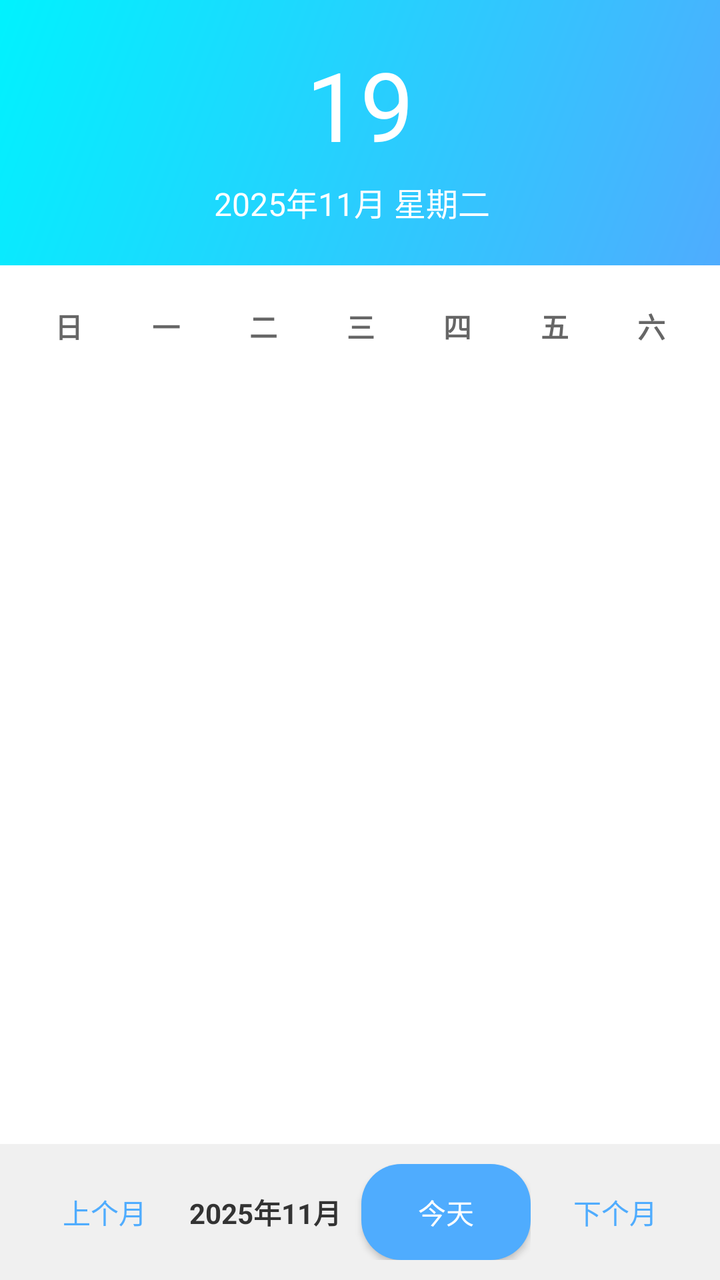
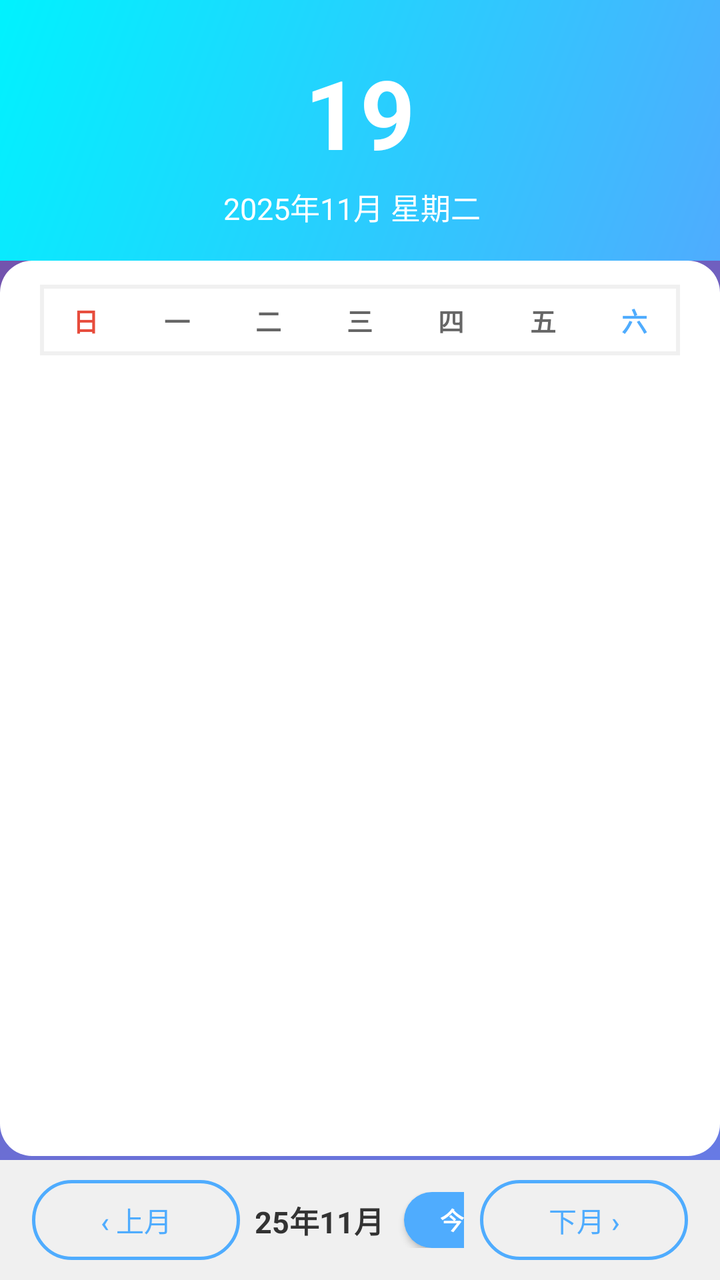

Before-and-after screenshots of an Android layout around one commit, followed by the original layout XML and the change that was made.
<!-- AndroidManifest.xml: application theme AppTheme -->
<!-- res/layout/activity_main.xml -->
<?xml version="1.0" encoding="utf-8"?>
<LinearLayout xmlns:android="http://schemas.android.com/apk/res/android"
    android:layout_width="match_parent"
    android:layout_height="match_parent"
    android:background="@drawable/gradient_background"
    android:orientation="vertical"
    android:padding="0dp">

    
    <LinearLayout
        android:layout_width="match_parent"
        android:layout_height="wrap_content"
        android:background="@drawable/header_gradient"
        android:orientation="vertical"
        android:padding="20dp">

        <TextView
            android:id="@+id/currentDay"
            android:layout_width="wrap_content"
            android:layout_height="wrap_content"
            android:layout_gravity="center"
            android:text="19"
            android:textColor="@color/white"
            android:textSize="48sp"
            android:textStyle="normal" />

        <LinearLayout
            android:layout_width="wrap_content"
            android:layout_height="wrap_content"
            android:layout_gravity="center"
            android:orientation="horizontal"
            android:layout_marginTop="5dp">

            <TextView
                android:id="@+id/currentDate"
                android:layout_width="wrap_content"
                android:layout_height="wrap_content"
                android:text="2025年11月 星期二"
                android:textColor="@color/white"
                android:textSize="16sp" />

            <TextView
                android:id="@+id/cityName"
                android:layout_width="wrap_content"
                android:layout_height="wrap_content"
                android:textSize="13sp"
                android:textColor="@color/white"
                android:clickable="true"
                android:focusable="true"
                android:background="?attr/selectableItemBackground"
                android:drawablePadding="4dp"
                android:layout_marginStart="8dp" />

        </LinearLayout>

    </LinearLayout>

    
    <LinearLayout
        android:layout_width="match_parent"
        android:layout_height="0dp"
        android:layout_weight="1"
        android:background="@android:color/white"
        android:orientation="vertical"
        android:padding="10dp">

        
        <GridLayout
            android:layout_width="match_parent"
            android:layout_height="wrap_content"
            android:columnCount="7"
            android:rowCount="1">

            <TextView
                android:layout_width="0dp"
                android:layout_height="wrap_content"
                android:layout_columnWeight="1"
                android:gravity="center"
                android:padding="10dp"
                android:text="日"
                android:textColor="@color/gray"
                android:textStyle="bold"
                android:textSize="14sp" />

            <TextView
                android:layout_width="0dp"
                android:layout_height="wrap_content"
                android:layout_columnWeight="1"
                android:gravity="center"
                android:padding="10dp"
                android:text="一"
                android:textColor="@color/gray"
                android:textStyle="bold"
                android:textSize="14sp" />

            <TextView
                android:layout_width="0dp"
                android:layout_height="wrap_content"
                android:layout_columnWeight="1"
                android:gravity="center"
                android:padding="10dp"
                android:text="二"
                android:textColor="@color/gray"
                android:textStyle="bold"
                android:textSize="14sp" />

            <TextView
                android:layout_width="0dp"
                android:layout_height="wrap_content"
                android:layout_columnWeight="1"
                android:gravity="center"
                android:padding="10dp"
                android:text="三"
                android:textColor="@color/gray"
                android:textStyle="bold"
                android:textSize="14sp" />

            <TextView
                android:layout_width="0dp"
                android:layout_height="wrap_content"
                android:layout_columnWeight="1"
                android:gravity="center"
                android:padding="10dp"
                android:text="四"
                android:textColor="@color/gray"
                android:textStyle="bold"
                android:textSize="14sp" />

            <TextView
                android:layout_width="0dp"
                android:layout_height="wrap_content"
                android:layout_columnWeight="1"
                android:gravity="center"
                android:padding="10dp"
                android:text="五"
                android:textColor="@color/gray"
                android:textStyle="bold"
                android:textSize="14sp" />

            <TextView
                android:layout_width="0dp"
                android:layout_height="wrap_content"
                android:layout_columnWeight="1"
                android:gravity="center"
                android:padding="10dp"
                android:text="六"
                android:textColor="@color/gray"
                android:textStyle="bold"
                android:textSize="14sp" />

        </GridLayout>

        
        <GridLayout
            android:id="@+id/calendarGrid"
            android:layout_width="match_parent"
            android:layout_height="0dp"
            android:layout_weight="1"
            android:layout_marginTop="5dp"
            android:columnCount="7"
            android:rowCount="6" />

    </LinearLayout>

    
    <LinearLayout
        android:layout_width="match_parent"
        android:layout_height="wrap_content"
        android:background="@color/light_gray"
        android:orientation="horizontal"
        android:padding="10dp">

        <Button
            android:id="@+id/prevMonthBtn"
            android:layout_width="wrap_content"
            android:layout_height="wrap_content"
            android:layout_weight="1"
            android:background="@drawable/nav_button"
            android:text="@string/prev_month"
            android:textColor="@color/colorPrimary" />

        <LinearLayout
            android:layout_width="wrap_content"
            android:layout_height="wrap_content"
            android:layout_weight="1"
            android:gravity="center"
            android:orientation="horizontal">

            <TextView
                android:id="@+id/displayMonth"
                android:layout_width="wrap_content"
                android:layout_height="wrap_content"
                android:text="2025年11月"
                android:textColor="@color/dark_gray"
                android:textStyle="bold"
                android:textSize="14sp" />

            <Button
                android:id="@+id/todayBtn"
                android:layout_width="wrap_content"
                android:layout_height="wrap_content"
                android:layout_marginStart="10dp"
                android:background="@drawable/today_button"
                android:text="@string/today"
                android:textColor="@color/white" />

        </LinearLayout>

        <Button
            android:id="@+id/nextMonthBtn"
            android:layout_width="wrap_content"
            android:layout_height="wrap_content"
            android:layout_weight="1"
            android:background="@drawable/nav_button"
            android:text="@string/next_month"
            android:textColor="@color/colorPrimary" />

    </LinearLayout>

</LinearLayout>
<!-- resources referenced by this layout -->
<resources>
  <color name="colorPrimary">#4facfe</color>
  <color name="dark_gray">#333333</color>
  <color name="gray">#666666</color>
  <color name="light_gray">#f0f0f0</color>
  <color name="white">#FFFFFF</color>
  <!-- drawable gradient_background (drawable) -->
  <?xml version="1.0" encoding="utf-8"?>
  <shape xmlns:android="http://schemas.android.com/apk/res/android">
      <gradient
          android:startColor="#667eea"
          android:endColor="#764ba2"
          android:angle="135" />
  </shape>
  <!-- drawable header_gradient (drawable) -->
  <?xml version="1.0" encoding="utf-8"?>
  <shape xmlns:android="http://schemas.android.com/apk/res/android">
      <gradient
          android:startColor="#4facfe"
          android:endColor="#00f2fe"
          android:angle="135" />
  </shape>
  <!-- drawable nav_button (drawable) -->
  <?xml version="1.0" encoding="utf-8"?>
  <selector xmlns:android="http://schemas.android.com/apk/res/android">
      <item android:state_pressed="true">
          <shape android:shape="rectangle">
              <solid android:color="#4facfe" />
              <corners android:radius="20dp" />
          </shape>
      </item>
      <item>
          <shape android:shape="rectangle">
              <solid android:color="@android:color/transparent" />
              <corners android:radius="20dp" />
          </shape>
      </item>
  </selector>
  <!-- drawable today_button (drawable) -->
  <?xml version="1.0" encoding="utf-8"?>
  <selector xmlns:android="http://schemas.android.com/apk/res/android">
      <item android:state_pressed="true">
          <shape android:shape="rectangle">
              <solid android:color="#3a9de8" />
              <corners android:radius="20dp" />
          </shape>
      </item>
      <item>
          <shape android:shape="rectangle">
              <solid android:color="#4facfe" />
              <corners android:radius="20dp" />
          </shape>
      </item>
  </selector>
  <string name="next_month">下个月</string>
  <string name="prev_month">上个月</string>
  <string name="today">今天</string>
  <style name="AppTheme" parent="Theme.AppCompat.Light.DarkActionBar">
          
          <item name="colorPrimary">@color/colorPrimary</item>
          <item name="colorPrimaryDark">@color/colorPrimaryDark</item>
          <item name="colorAccent">@color/colorAccent</item>
      </style>
  <color name="colorPrimaryDark">#3a9de8</color>
  <color name="colorAccent">#00f2fe</color>
</resources>

<!-- the commit's change to res/layout/activity_main.xml (unified diff, before → after) -->
@@ -12,24 +12,28 @@
         android:layout_height="wrap_content"
         android:background="@drawable/header_gradient"
         android:orientation="vertical"
-        android:padding="20dp">
+        android:paddingTop="24dp"
+        android:paddingBottom="16dp"
+        android:paddingLeft="20dp"
+        android:paddingRight="20dp">
 
         <TextView
             android:id="@+id/currentDay"
             android:layout_width="wrap_content"
             android:layout_height="wrap_content"
             android:layout_gravity="center"
+            android:fontFeatureSettings="tnum"
             android:text="19"
             android:textColor="@color/white"
             android:textSize="48sp"
-            android:textStyle="normal" />
+            android:textStyle="bold" />
 
         <LinearLayout
             android:layout_width="wrap_content"
             android:layout_height="wrap_content"
             android:layout_gravity="center"
             android:orientation="horizontal"
-            android:layout_marginTop="5dp">
+            android:layout_marginTop="4dp">
 
             <TextView
                 android:id="@+id/currentDate"
@@ -37,7 +41,7 @@
                 android:layout_height="wrap_content"
                 android:text="2025年11月 星期二"
                 android:textColor="@color/white"
-                android:textSize="16sp" />
+                android:textSize="15sp" />
 
             <TextView
                 android:id="@+id/cityName"
@@ -60,105 +64,110 @@
         android:layout_width="match_parent"
         android:layout_height="0dp"
         android:layout_weight="1"
-        android:background="@android:color/white"
-        android:orientation="vertical"
-        android:padding="10dp">
-
-        
-        <GridLayout
+        android:paddingHorizontal="12dp"
+        android:paddingTop="12dp"
+        android:paddingBottom="8dp"
+        android:background="@drawable/card_bg">
+
+        <LinearLayout
             android:layout_width="match_parent"
-            android:layout_height="wrap_content"
-            android:columnCount="7"
-            android:rowCount="1">
-
-            <TextView
-                android:layout_width="0dp"
-                android:layout_height="wrap_content"
-                android:layout_columnWeight="1"
-                android:gravity="center"
-                android:padding="10dp"
-                android:text="日"
-                android:textColor="@color/gray"
-                android:textStyle="bold"
-                android:textSize="14sp" />
-
-            <TextView
-                android:layout_width="0dp"
-                android:layout_height="wrap_content"
-                android:layout_columnWeight="1"
-                android:gravity="center"
-                android:padding="10dp"
-                android:text="一"
-                android:textColor="@color/gray"
-                android:textStyle="bold"
-                android:textSize="14sp" />
-
-            <TextView
-                android:layout_width="0dp"
-                android:layout_height="wrap_content"
-                android:layout_columnWeight="1"
-                android:gravity="center"
-                android:padding="10dp"
-                android:text="二"
-                android:textColor="@color/gray"
-                android:textStyle="bold"
-                android:textSize="14sp" />
-
-            <TextView
-                android:layout_width="0dp"
-                android:layout_height="wrap_content"
-                android:layout_columnWeight="1"
-                android:gravity="center"
-                android:padding="10dp"
-                android:text="三"
-                android:textColor="@color/gray"
-                android:textStyle="bold"
-                android:textSize="14sp" />
-
-            <TextView
-                android:layout_width="0dp"
-                android:layout_height="wrap_content"
-                android:layout_columnWeight="1"
-                android:gravity="center"
-                android:padding="10dp"
-                android:text="四"
-                android:textColor="@color/gray"
-                android:textStyle="bold"
-                android:textSize="14sp" />
-
-            <TextView
-                android:layout_width="0dp"
-                android:layout_height="wrap_content"
-                android:layout_columnWeight="1"
-                android:gravity="center"
-                android:padding="10dp"
-                android:text="五"
-                android:textColor="@color/gray"
-                android:textStyle="bold"
-                android:textSize="14sp" />
-
-            <TextView
-                android:layout_width="0dp"
-                android:layout_height="wrap_content"
-                android:layout_columnWeight="1"
-                android:gravity="center"
-                android:padding="10dp"
-                android:text="六"
-                android:textColor="@color/gray"
-                android:textStyle="bold"
-                android:textSize="14sp" />
-
-        </GridLayout>
-
-        
-        <GridLayout
-            android:id="@+id/calendarGrid"
-            android:layout_width="match_parent"
-            android:layout_height="0dp"
-            android:layout_weight="1"
-            android:layout_marginTop="5dp"
-            android:columnCount="7"
-            android:rowCount="6" />
+            android:layout_height="match_parent"
+            android:background="@android:color/white"
+            android:orientation="vertical"
+            android:paddingHorizontal="8dp">
+
+            
+            <GridLayout
+                android:layout_width="match_parent"
+                android:layout_height="wrap_content"
+                android:columnCount="7"
+                android:rowCount="1"
+                android:paddingVertical="8dp"
+                android:background="@drawable/border_bottom">
+
+                <TextView
+                    android:layout_width="0dp"
+                    android:layout_height="wrap_content"
+                    android:layout_columnWeight="1"
+                    android:gravity="center"
+                    android:text="日"
+                    android:textColor="#e74c3c"
+                    android:textStyle="bold"
+                    android:textSize="13sp" />
+
+                <TextView
+                    android:layout_width="0dp"
+                    android:layout_height="wrap_content"
+                    android:layout_columnWeight="1"
+                    android:gravity="center"
+                    android:text="一"
+                    android:textColor="@color/gray"
+                    android:textStyle="bold"
+                    android:textSize="13sp" />
+
+                <TextView
+                    android:layout_width="0dp"
+                    android:layout_height="wrap_content"
+                    android:layout_columnWeight="1"
+                    android:gravity="center"
+                    android:text="二"
+                    android:textColor="@color/gray"
+                    android:textStyle="bold"
+                    android:textSize="13sp" />
+
+                <TextView
+                    android:layout_width="0dp"
+                    android:layout_height="wrap_content"
+                    android:layout_columnWeight="1"
+                    android:gravity="center"
+                    android:text="三"
+                    android:textColor="@color/gray"
+                    android:textStyle="bold"
+                    android:textSize="13sp" />
+
+                <TextView
+                    android:layout_width="0dp"
+                    android:layout_height="wrap_content"
+                    android:layout_columnWeight="1"
+                    android:gravity="center"
+                    android:text="四"
+                    android:textColor="@color/gray"
+                    android:textStyle="bold"
+                    android:textSize="13sp" />
+
+                <TextView
+                    android:layout_width="0dp"
+                    android:layout_height="wrap_content"
+                    android:layout_columnWeight="1"
+                    android:gravity="center"
+                    android:text="五"
+                    android:textColor="@color/gray"
+                    android:textStyle="bold"
+                    android:textSize="13sp" />
+
+                <TextView
+                    android:layout_width="0dp"
+                    android:layout_height="wrap_content"
+                    android:layout_columnWeight="1"
+                    android:gravity="center"
+                    android:text="六"
+                    android:textColor="#4facfe"
+                    android:textStyle="bold"
+                    android:textSize="13sp" />
+
+            </GridLayout>
+
+            
+            <GridLayout
+                android:id="@+id/calendarGrid"
+                android:layout_width="match_parent"
+                android:layout_height="0dp"
+                android:layout_weight="1"
+                android:layout_marginTop="4dp"
+                android:columnCount="7"
+                android:rowCount="6" />
+
+        </LinearLayout>
 
     </LinearLayout>
 
@@ -168,19 +177,24 @@
         android:layout_height="wrap_content"
         android:background="@color/light_gray"
         android:orientation="horizontal"
-        android:padding="10dp">
+        android:paddingVertical="10dp"
+        android:paddingHorizontal="16dp"
+        android:gravity="center_vertical">
 
         <Button
             android:id="@+id/prevMonthBtn"
-            android:layout_width="wrap_content"
-            android:layout_height="wrap_content"
+            android:layout_width="0dp"
+            android:layout_height="40dp"
             android:layout_weight="1"
+            android:layout_marginEnd="8dp"
             android:background="@drawable/nav_button"
-            android:text="@string/prev_month"
-            android:textColor="@color/colorPrimary" />
+            android:text="‹ 上月"
+            android:textColor="@color/colorPrimary"
+            android:textSize="14sp"
+            android:gravity="center" />
 
         <LinearLayout
-            android:layout_width="wrap_content"
+            android:layout_width="0dp"
             android:layout_height="wrap_content"
             android:layout_weight="1"
             android:gravity="center"
@@ -193,27 +207,34 @@
                 android:text="2025年11月"
                 android:textColor="@color/dark_gray"
                 android:textStyle="bold"
-                android:textSize="14sp" />
+                android:textSize="15sp" />
 
             <Button
                 android:id="@+id/todayBtn"
-                android:layout_width="wrap_content"
-                android:layout_height="wrap_content"
+                android:layout_width="48dp"
+                android:layout_height="28dp"
                 android:layout_marginStart="10dp"
                 android:background="@drawable/today_button"
-                android:text="@string/today"
-                android:textColor="@color/white" />
+                android:text="今"
+                android:textColor="@color/white"
+                android:textSize="12sp"
+                android:textStyle="bold"
+                android:gravity="center"
+                android:padding="0dp" />
 
         </LinearLayout>
 
         <Button
             android:id="@+id/nextMonthBtn"
-            android:layout_width="wrap_content"
-            android:layout_height="wrap_content"
+            android:layout_width="0dp"
+            android:layout_height="40dp"
             android:layout_weight="1"
+            android:layout_marginStart="8dp"
             android:background="@drawable/nav_button"
-            android:text="@string/next_month"
-            android:textColor="@color/colorPrimary" />
+            android:text="下月 ›"
+            android:textColor="@color/colorPrimary"
+            android:textSize="14sp"
+            android:gravity="center" />
 
     </LinearLayout>
 
<!-- resource entries referenced after the edit -->
@@ -5,6 +5,35 @@
   <color name="gray">#666666</color>
   <color name="light_gray">#f0f0f0</color>
   <color name="white">#FFFFFF</color>
+  <!-- drawable border_bottom (drawable) -->
+  <?xml version="1.0" encoding="utf-8"?>
+  <shape xmlns:android="http://schemas.android.com/apk/res/android">
+      <solid android:color="@android:color/transparent" />
+      <stroke android:width="2dp" android:color="#f0f0f0" />
+  </shape>
+  <!-- drawable card_bg (drawable) -->
+  <?xml version="1.0" encoding="utf-8"?>
+  <layer-list xmlns:android="http://schemas.android.com/apk/res/android">
+      
+      <item
+          android:left="2dp"
+          android:top="4dp"
+          android:right="2dp"
+          android:bottom="2dp">
+          <shape android:shape="rectangle">
+              <solid android:color="#22000000" />
+              <corners android:radius="16dp" />
+          </shape>
+      </item>
+      
+      <item
+          android:bottom="2dp">
+          <shape android:shape="rectangle">
+              <solid android:color="@android:color/white" />
+              <corners android:radius="16dp" />
+          </shape>
+      </item>
+  </layer-list>
   <!-- drawable gradient_background (drawable) -->
   <?xml version="1.0" encoding="utf-8"?>
   <shape xmlns:android="http://schemas.android.com/apk/res/android">
@@ -33,6 +62,7 @@
       <item>
           <shape android:shape="rectangle">
               <solid android:color="@android:color/transparent" />
+              <stroke android:width="1.5dp" android:color="#4facfe" />
               <corners android:radius="20dp" />
           </shape>
       </item>
@@ -53,10 +83,7 @@
           </shape>
       </item>
   </selector>
-  <string name="next_month">下个月</string>
-  <string name="prev_month">上个月</string>
-  <string name="today">今天</string>
-  <style name="AppTheme" parent="Theme.AppCompat.Light.DarkActionBar">
+  <style name="AppTheme" parent="Theme.AppCompat.Light.NoActionBar">
           
           <item name="colorPrimary">@color/colorPrimary</item>
           <item name="colorPrimaryDark">@color/colorPrimaryDark</item>
